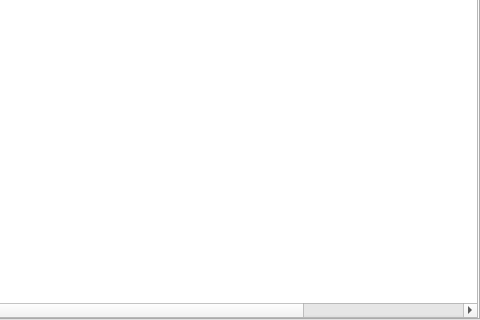
Before: the Qt Designer form maindialog.ui in drawn1234/NestDisk, drawn with Qt 5; both pictures show x 194 to 674 and y 192 to 512 of the 674 by 512 pixel window.
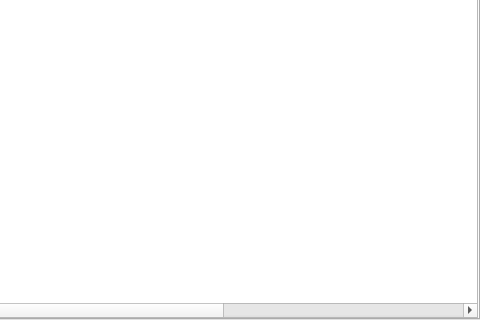
After: the same form once the commit is applied. The open tabs and pages were chosen to show the change. Icons and pictures are not drawn.

Commit message: 分享文件刷新显示

The edit to the form file:
```diff
--- a/maindialog.ui
+++ b/maindialog.ui
@@ -991,6 +991,11 @@
                   <string>大小</string>
                  </property>
                 </column>
+                <column>
+                 <property name="text">
+                  <string>分享码</string>
+                 </property>
+                </column>
                </widget>
               </item>
              </layout>
```
Left out of the diff: 4 changed lines with no effect on the pictures. The commit also changes 8 other files.
